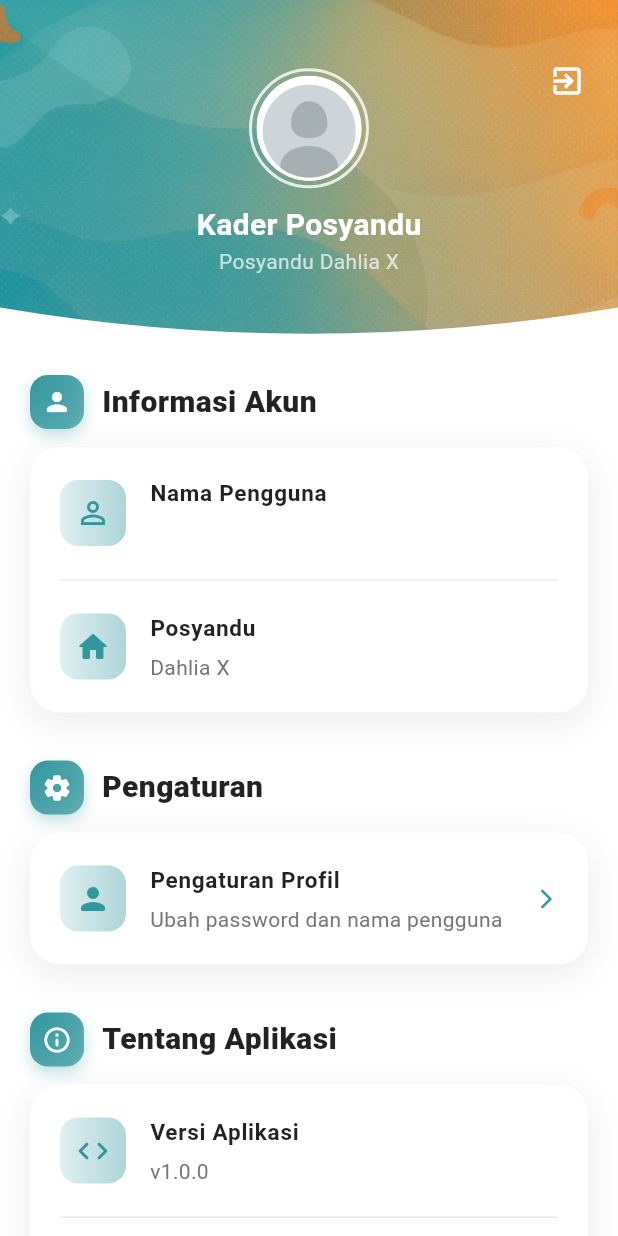
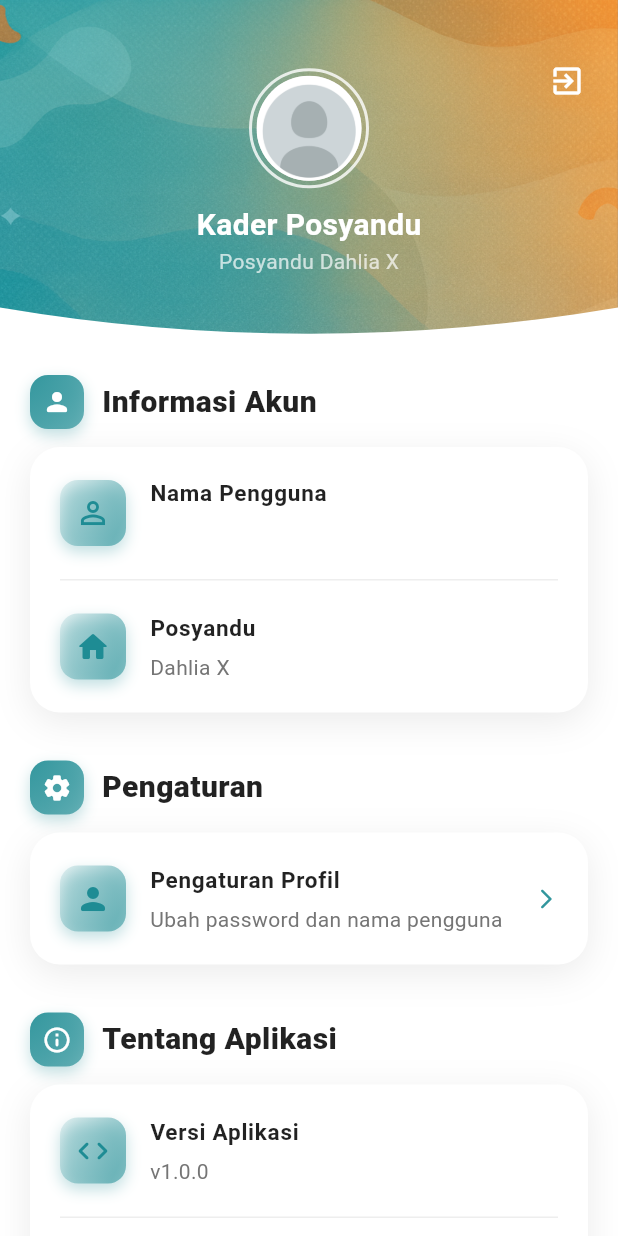
Before and after one commit to Defarrel/Posyandu_app, a Flutter app: the ProfileScreen screen opened directly, on a phone screen of 412 x 824 dp. Run offline on Flutter 3.47's test engine with Material 3 defaults, Android fonts, the phone set to English and light mode, and no system bars; our stand-ins replace camera, dartz, flutter_secure_storage, image_picker, lottie, share_plus and 1 more; missing offline and left inert: syncfusion_flutter_pdf, syncfusion_flutter_xlsio; accounts and stored records are empty; network calls fail.

Commit message:
Mengubah design di profile screen

```diff
--- a/lib/presentation/profile/profile_screen.dart
+++ b/lib/presentation/profile/profile_screen.dart
@@ -209,14 +209,22 @@ class _ProfileScreenState extends State<ProfileScreen>
                     padding: const EdgeInsets.all(10),
                     decoration: BoxDecoration(
                       gradient: LinearGradient(
+                        begin: Alignment.topLeft,
                         colors: [
-                          AppColors.primary.withOpacity(0.15),
-                          AppColors.primary.withOpacity(0.4),
+                          AppColors.primary.withOpacity(0.1),
+                          AppColors.primary.withOpacity(0.6),
                         ],
                       ),
+                      boxShadow: [
+                        BoxShadow(
+                          color: AppColors.primary.withOpacity(0.3),
+                          blurRadius: 8,
+                          offset: const Offset(0, 4),
+                        ),
+                      ],
                       borderRadius: BorderRadius.circular(12),
                     ),
-                    child: Icon(icon, color: AppColors.primary, size: 24),
+                    child: Icon(icon, color: const Color.fromARGB(255, 30, 140, 148), size: 24),
                   ),
                   title: Text(
                     title,
```
